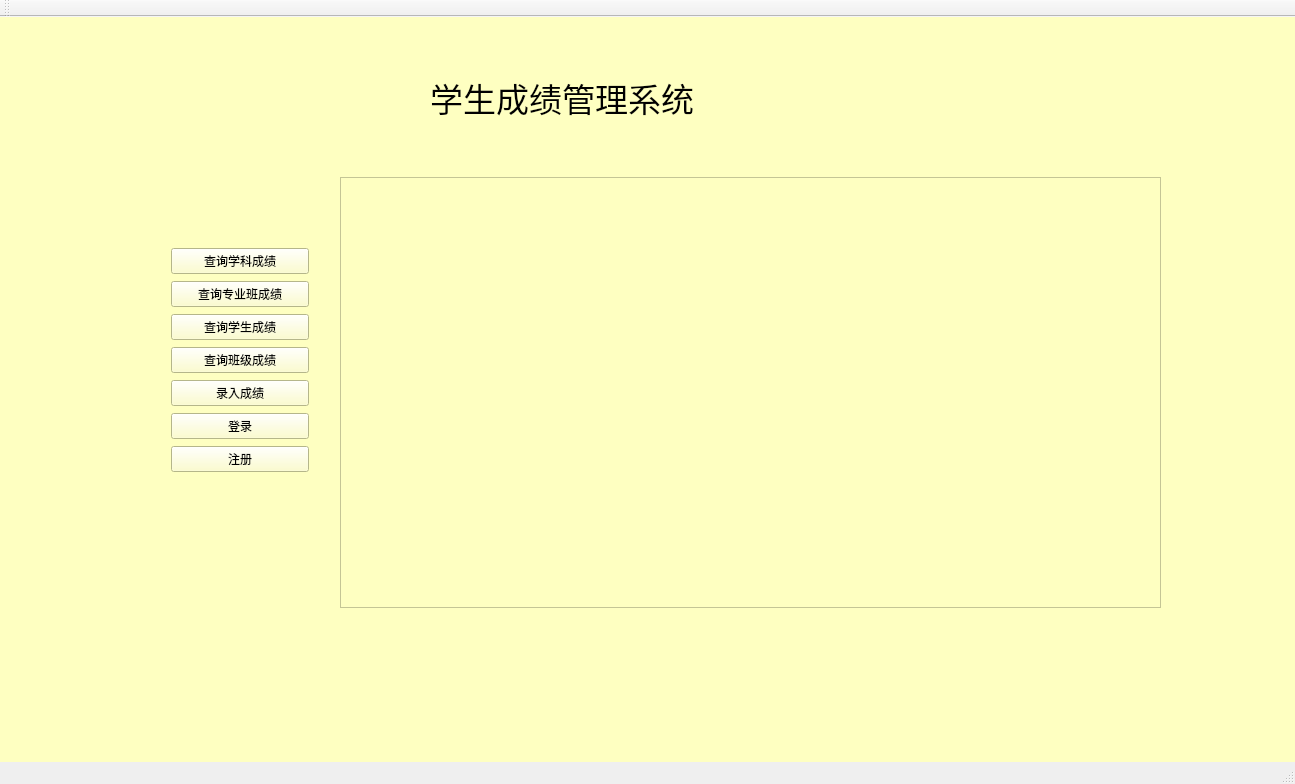
Before: the Qt Designer form GradeManageSystem/mainwindow.ui in Dearkano/GradeManageSystem, drawn with Qt 5.
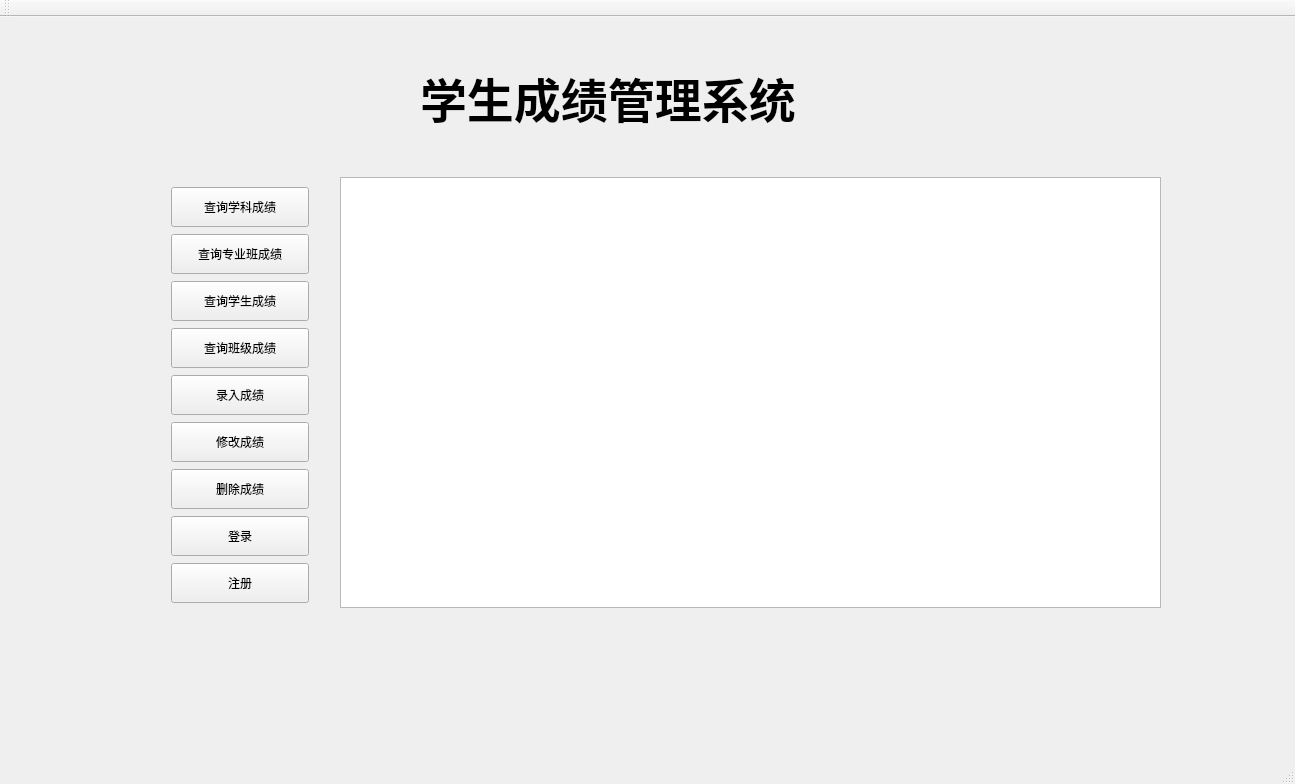
After: the same form once the commit is applied.

Diff of the .ui file:
```diff
--- a/GradeManageSystem/mainwindow.ui
+++ b/GradeManageSystem/mainwindow.ui
@@ -15,20 +15,26 @@
   </property>
   <widget class="QWidget" name="centralWidget">
    <property name="styleSheet">
-    <string notr="true">background-color: rgb(254, 255, 193);</string>
+    <string notr="true"/>
    </property>
    <widget class="QWidget" name="verticalLayoutWidget">
     <property name="geometry">
      <rect>
       <x>160</x>
-      <y>219</y>
+      <y>158</y>
       <width>160</width>
-      <height>251</height>
+      <height>441</height>
      </rect>
     </property>
     <layout class="QVBoxLayout" name="verticalLayout">
      <item>
       <widget class="QPushButton" name="pushButton_3">
+       <property name="minimumSize">
+        <size>
+         <width>0</width>
+         <height>40</height>
+        </size>
+       </property>
        <property name="text">
         <string>查询学科成绩</string>
        </property>
@@ -36,6 +42,12 @@
      </item>
      <item>
       <widget class="QPushButton" name="pushButton_4">
+       <property name="minimumSize">
+        <size>
+         <width>0</width>
+         <height>40</height>
+        </size>
+       </property>
        <property name="text">
         <string>查询专业班成绩</string>
        </property>
@@ -43,6 +55,12 @@
      </item>
      <item>
       <widget class="QPushButton" name="pushButton_2">
+       <property name="minimumSize">
+        <size>
+         <width>0</width>
+         <height>40</height>
+        </size>
+       </property>
        <property name="text">
         <string>查询学生成绩</string>
        </property>
@@ -50,6 +68,12 @@
      </item>
      <item>
       <widget class="QPushButton" name="pushButton">
+       <property name="minimumSize">
+        <size>
+         <width>0</width>
+         <height>40</height>
+        </size>
+       </property>
        <property name="text">
         <string>查询班级成绩</string>
        </property>
@@ -57,13 +81,51 @@
      </item>
      <item>
       <widget class="QPushButton" name="pushButton_7">
+       <property name="minimumSize">
+        <size>
+         <width>0</width>
+         <height>40</height>
+        </size>
+       </property>
        <property name="text">
         <string>录入成绩</string>
        </property>
       </widget>
      </item>
+     <item>
+      <widget class="QPushButton" name="pushButton_8">
+       <property name="minimumSize">
+        <size>
+         <width>0</width>
+         <height>40</height>
+        </size>
+       </property>
+       <property name="text">
+        <string>修改成绩</string>
+       </property>
+      </widget>
+     </item>
+     <item>
+      <widget class="QPushButton" name="pushButton_9">
+       <property name="minimumSize">
+        <size>
+         <width>0</width>
+         <height>40</height>
+        </size>
+       </property>
+       <property name="text">
+        <string>删除成绩</string>
+       </property>
+      </widget>
+     </item>
      <item>
       <widget class="QPushButton" name="pushButton_6">
+       <property name="minimumSize">
+        <size>
+         <width>0</width>
+         <height>40</height>
+        </size>
+       </property>
        <property name="text">
         <string>登录</string>
        </property>
@@ -71,6 +133,12 @@
      </item>
      <item>
       <widget class="QPushButton" name="pushButton_5">
+       <property name="minimumSize">
+        <size>
+         <width>0</width>
+         <height>40</height>
+        </size>
+       </property>
        <property name="text">
         <string>注册</string>
        </property>
@@ -91,15 +159,20 @@
    <widget class="QLabel" name="label">
     <property name="geometry">
      <rect>
-      <x>430</x>
-      <y>60</y>
-      <width>341</width>
-      <height>41</height>
+      <x>420</x>
+      <y>40</y>
+      <width>491</width>
+      <height>81</height>
      </rect>
     </property>
     <property name="font">
      <font>
-      <pointsize>25</pointsize>
+      <family>幼圆</family>
+      <pointsize>35</pointsize>
+      <weight>75</weight>
+      <italic>false</italic>
+      <bold>true</bold>
+      <strikeout>false</strikeout>
      </font>
     </property>
     <property name="text">
```
